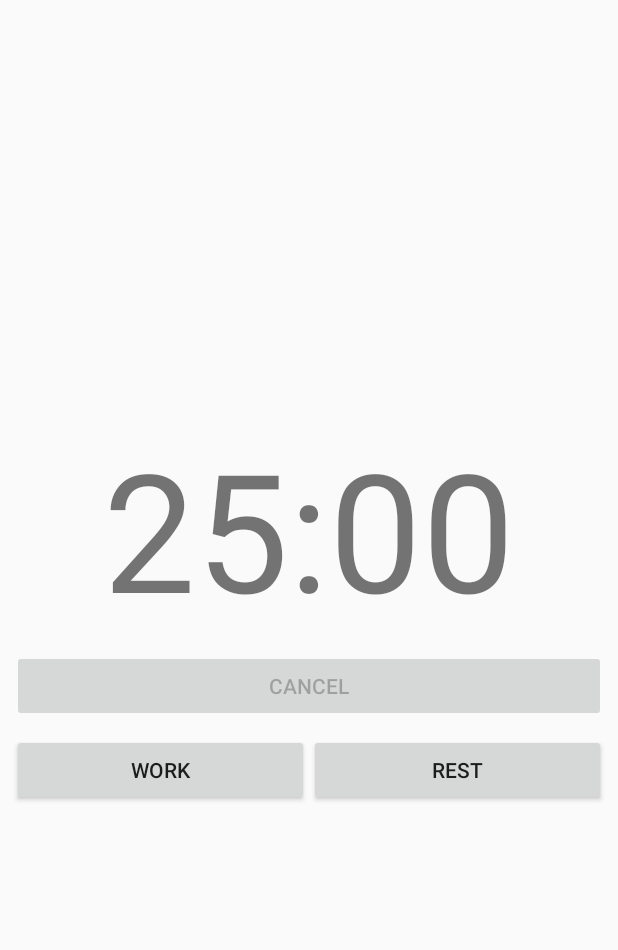
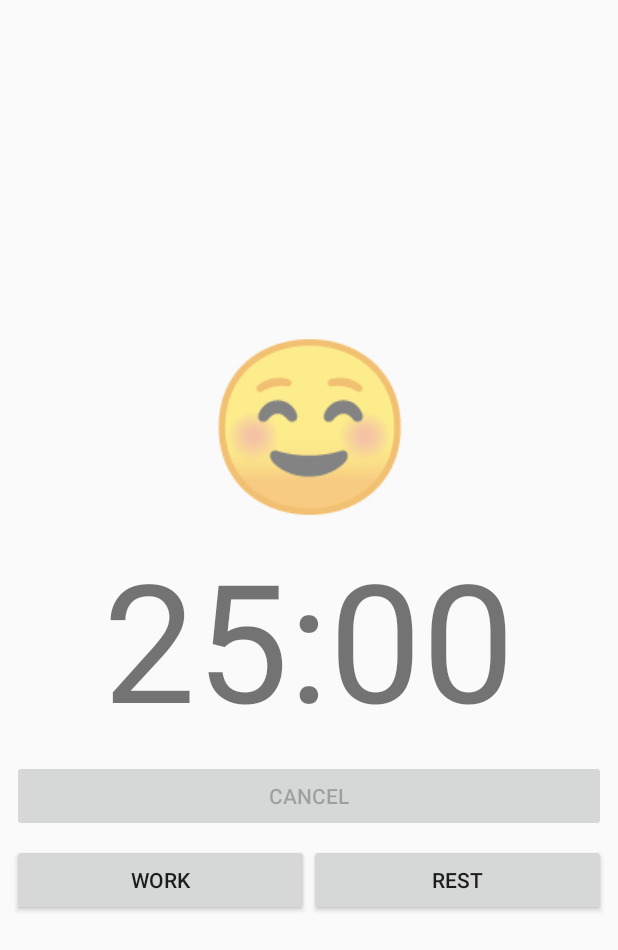
Before and after one commit to jshou/TomatoTimer, an Android app: the layout activity_main.xml on its own in the app's theme, with its tools: preview values and no code run, on a phone screen of 412 x 824 dp. Shown: the top 950 px of the screen. Run offline under Robolectric (Android 15) with nearby library versions, the phone set to English and light mode, and no system bars; network calls fail.

Commit message:
display work/rest mode

```diff
--- a/app/src/main/java/com/joshuahou/tomatotimer/tomatotimer/MainActivity.kt
+++ b/app/src/main/java/com/joshuahou/tomatotimer/tomatotimer/MainActivity.kt
@@ -45,15 +45,17 @@ class MainActivity : AppCompatActivity() {
         timer.cancel()
     }
 
-    fun resetWork(view: View) {
+    fun work(view: View) {
         reset(view)
         setupTimer(WORK_AMOUNT)
+        mode.text = "WORK"
         timer.start()
     }
 
-    fun resetRest(view: View) {
+    fun rest(view: View) {
         reset(view)
         setupTimer(REST_AMOUNT)
+        mode.text = "REST"
         timer.start()
     }
 
--- a/app/src/main/res/layout/activity_main.xml
+++ b/app/src/main/res/layout/activity_main.xml
@@ -7,6 +7,15 @@
     android:gravity="center"
     android:keepScreenOn="true"
     tools:context=".MainActivity">
+
+    <TextView
+        android:id="@+id/mode"
+        android:layout_width="wrap_content"
+        android:layout_height="wrap_content"
+        android:layout_gravity="center"
+        android:text="@string/smile"
+        android:textStyle="bold"
+        android:textSize="110sp"/>
 
     <TextView
         android:id="@+id/timerDisplay"
@@ -45,16 +54,16 @@
             android:layout_width="match_parent"
             android:layout_height="wrap_content"
             android:layout_weight="1"
-            android:onClick="resetWork"
-            android:text="@string/resetWork" />
+            android:onClick="work"
+            android:text="@string/workLabel" />
 
         <Button
             android:id="@+id/resetRestButton"
             android:layout_width="match_parent"
             android:layout_height="wrap_content"
             android:layout_weight="1"
-            android:onClick="resetRest"
-            android:text="@string/resetRest" />
+            android:onClick="rest"
+            android:text="@string/restLabel" />
     </LinearLayout>
 
 </LinearLayout>
--- a/app/src/main/res/values/strings.xml
+++ b/app/src/main/res/values/strings.xml
@@ -1,8 +1,8 @@
 <resources>
     <string name="app_name">TomatoTimer</string>
-    <string name="start_stop">Start</string>
-    <string name="resetWork">Work</string>
-    <string name="resetRest">Rest</string>
+    <string name="smile">☺</string>
+    <string name="workLabel">Work</string>
+    <string name="restLabel">Rest</string>
     <string name="start_message">Starting timer</string>
     <string name="finished_timer_message">Finished</string>
     <string name="cancel">Cancel</string>
```
